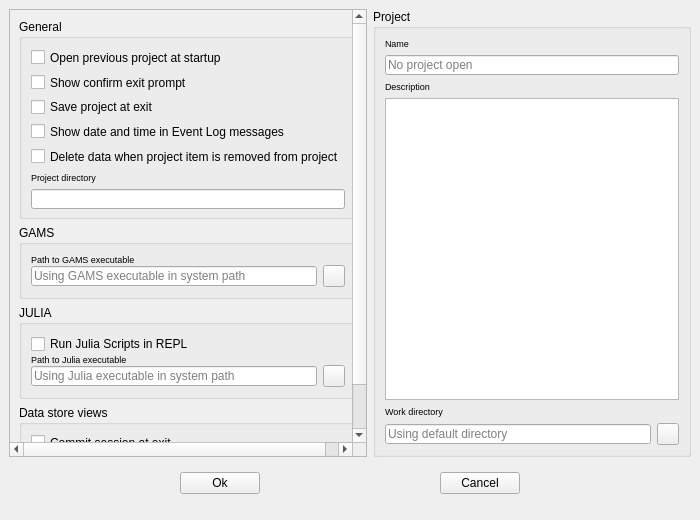
Before: the Qt Designer form spinetoolbox/ui/settings.ui in spine-tools/Spine-Toolbox, drawn with Qt 5.
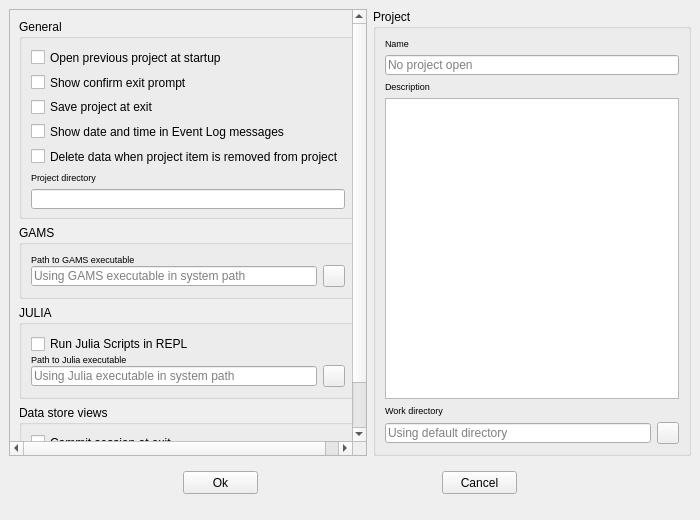
After: the same form once the commit is applied.

Commit message: Issue #232. Stylesheet changes for Settings form.

Patch:
```diff
--- a/spinetoolbox/ui/settings.ui
+++ b/spinetoolbox/ui/settings.ui
@@ -100,7 +100,7 @@
         <property name="geometry">
          <rect>
           <x>0</x>
-          <y>-23</y>
+          <y>0</y>
           <width>323</width>
           <height>449</height>
          </rect>
@@ -651,6 +651,18 @@
      </item>
      <item>
       <widget class="QPushButton" name="pushButton_ok">
+       <property name="minimumSize">
+        <size>
+         <width>75</width>
+         <height>23</height>
+        </size>
+       </property>
+       <property name="maximumSize">
+        <size>
+         <width>75</width>
+         <height>23</height>
+        </size>
+       </property>
        <property name="toolTip">
         <string>&lt;html&gt;&lt;head/&gt;&lt;body&gt;&lt;p&gt;Saves changes and closes the window&lt;/p&gt;&lt;/body&gt;&lt;/html&gt;</string>
        </property>
@@ -674,6 +686,18 @@
      </item>
      <item>
       <widget class="QPushButton" name="pushButton_cancel">
+       <property name="minimumSize">
+        <size>
+         <width>75</width>
+         <height>23</height>
+        </size>
+       </property>
+       <property name="maximumSize">
+        <size>
+         <width>75</width>
+         <height>23</height>
+        </size>
+       </property>
        <property name="toolTip">
         <string>&lt;html&gt;&lt;head/&gt;&lt;body&gt;&lt;p&gt;Closes the window without saving changes&lt;/p&gt;&lt;/body&gt;&lt;/html&gt;</string>
        </property>
```
Left out of the diff: 2 changed lines with no effect on the pictures. The commit also changes 10 other files.
